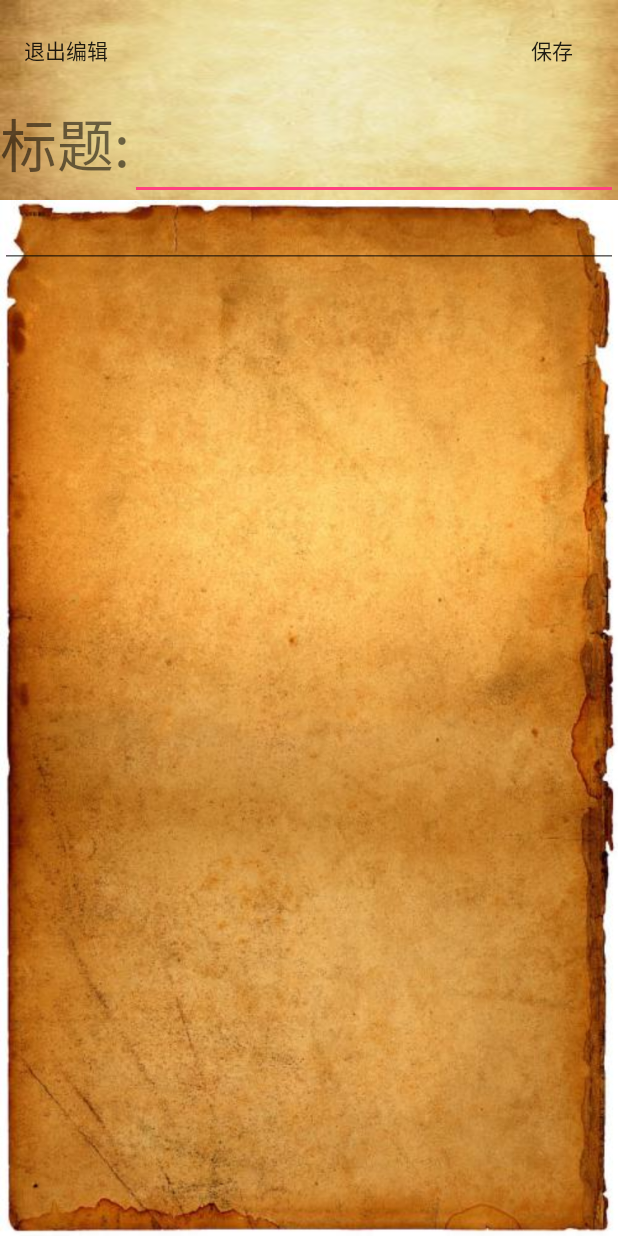
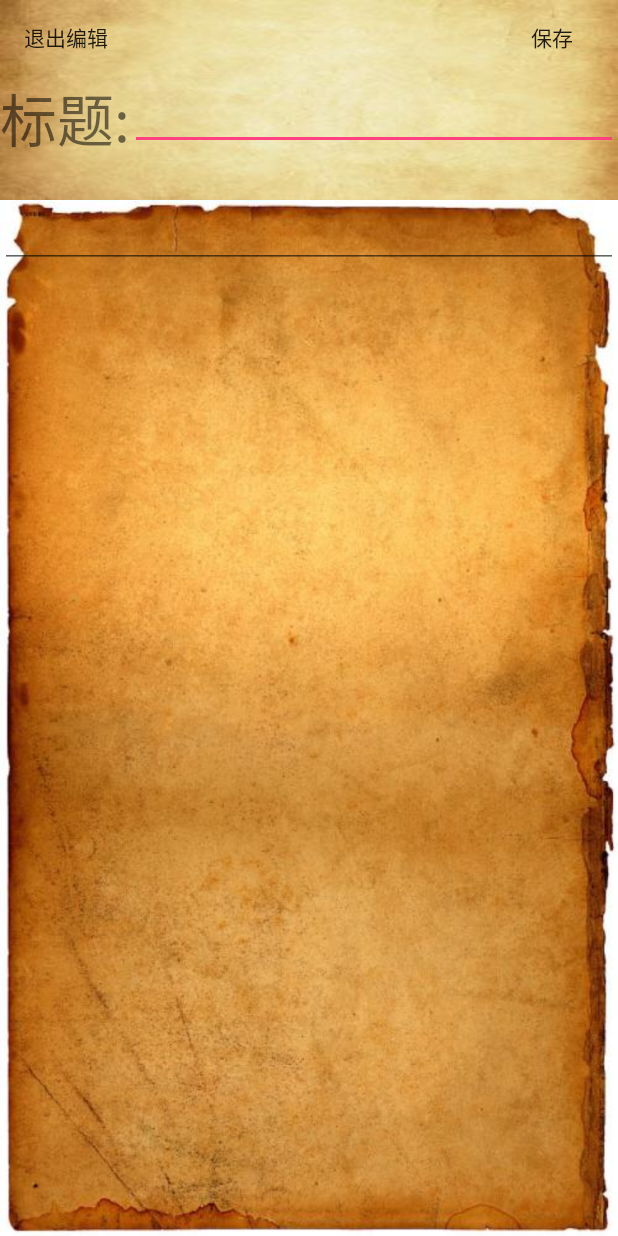
Before and after one commit to future1122/Notepad-Tool, an Android app: the EditNote screen opened directly, with no data from a screen before it, on a phone screen of 412 x 824 dp. Run offline under Robolectric (Android 15) with nearby library versions, the phone set to English and light mode, and no system bars.

Commit message:
fix layout.

```diff
--- a/app/src/main/res/layout/delete_by_query_item.xml
+++ b/app/src/main/res/layout/delete_by_query_item.xml
@@ -7,8 +7,8 @@
         android:layout_alignParentTop="true"
         android:layout_alignParentLeft="true"
         android:background="@drawable/logo01"
-        android:layout_width="80px"
-        android:layout_height="80px" />
+        android:layout_width="40dp"
+        android:layout_height="40dp" />
     <TextView
         android:id="@+id/notes_title"
         android:textSize="15pt"
@@ -28,7 +28,7 @@
     <TextView
         android:id="@+id/notes_content"
         android:layout_toRightOf="@id/notes_date"
-        android:layout_marginLeft="30px"
+        android:layout_marginLeft="15dp"
         android:layout_alignTop="@id/notes_date"
         android:layout_alignBottom="@id/notes_date"
         android:gravity="bottom"
--- a/app/src/main/res/layout/edit_note.xml
+++ b/app/src/main/res/layout/edit_note.xml
@@ -13,7 +13,7 @@
             android:layout_alignParentLeft="true"
             android:id="@+id/exit_edit"
             android:layout_width="wrap_content"
-            android:layout_height="100px" />
+            android:layout_height="50dp" />
         <Button
             android:id="@+id/save"
             android:text="保存"
@@ -21,7 +21,7 @@
             android:layout_alignParentRight="true"
             android:layout_gravity="right|center_horizontal"
             android:layout_width="wrap_content"
-            android:layout_height="100px" />
+            android:layout_height="50dp" />
         <TextView
             android:id="@+id/title_textview"
             android:layout_below="@id/exit_edit"
@@ -29,14 +29,14 @@
             android:text="标题:"
             android:textSize="17pt"
             android:layout_width="wrap_content"
-            android:layout_height="100px" />
+            android:layout_height="50dp" />
         <EditText
             android:layout_toRightOf="@id/title_textview"
             android:layout_below="@id/exit_edit"
             android:id="@+id/title_edit"
             android:inputType="text"
             android:layout_width="match_parent"
-            android:layout_height="100px" />
+            android:layout_height="50dp" />
     </RelativeLayout>
     <ScrollView
         android:layout_width="match_parent"
```
Also changed, not shown: app/src/main/res/layout/activity_main.xml (+5 -5 lines), app/src/main/res/layout/operate_delete_item.xml (+4 -4 lines), app/src/main/res/layout/show_notes_item.xml (+5 -5 lines).
